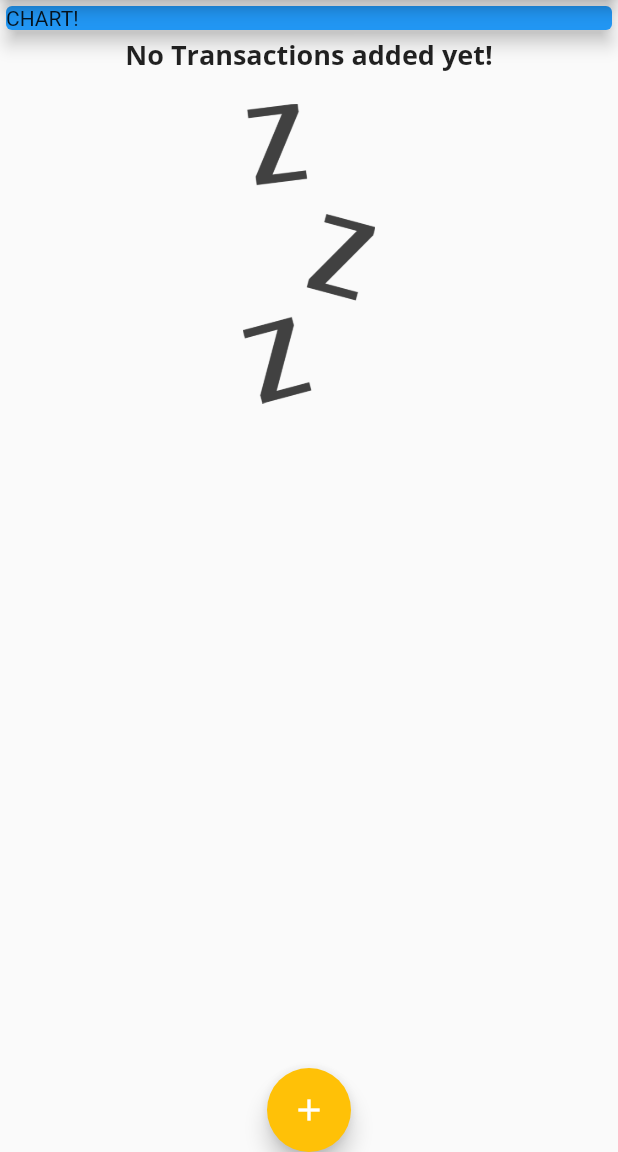
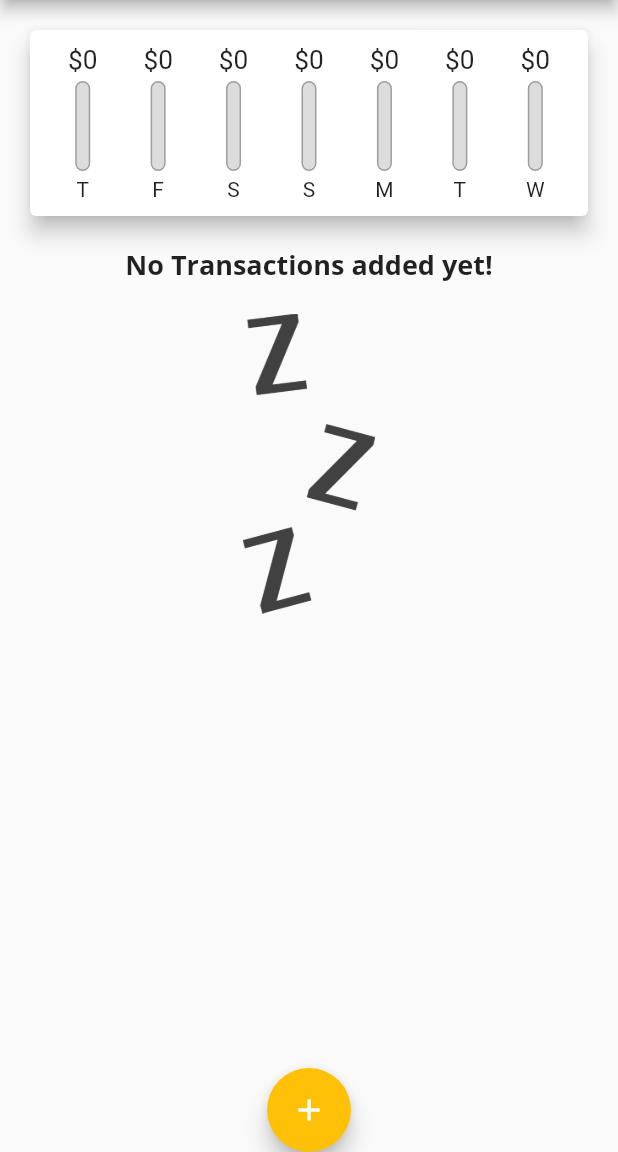
Before and after one commit to vtmonilgandhi/Flutter-Demos, a Flutter app: the screen it shows after launch, on a phone screen of 412 x 824 dp, the part 84-1236 px from its top. Run offline on Flutter 3.47's test engine with Material 2 defaults, Android fonts, the phone set to English and light mode, and no system bars; our stand-ins replace camera, firebase_database, shared_preferences, sqflite; accounts and stored records are empty; project files that could hold a hidden picture were left out.

Commit message:
Implement chart module

```diff
--- a/expanse_planner/lib/main.dart
+++ b/expanse_planner/lib/main.dart
@@ -1,3 +1,4 @@
+import 'package:expanse_planner/widgets/chart.dart';
 import 'package:expanse_planner/widgets/new_transaction.dart';
 import 'package:expanse_planner/widgets/transaction_list.dart';
 import 'package:flutter/material.dart';
@@ -61,6 +62,13 @@
 class _MyHomePageState extends State<MyHomePage> {
   final List<Transaction> _userTransactions = [];
 
+  List<Transaction> get _recentTransactions {
+    return _userTransactions
+        .where((tx) =>
+            tx.date.isAfter(DateTime.now().subtract(const Duration(days: 7))))
+        .toList();
+  }
+
   void _addNewTransaction(String txTitle, double txAmount) {
     final newTx = Transaction(
         id: DateTime.now().toString(),
@@ -102,14 +110,7 @@
           // mainAxisAlignment: MainAxisAlignment.spaceAround,
           crossAxisAlignment: CrossAxisAlignment.stretch,
           children: [
-            const SizedBox(
-              width: double.infinity,
-              child: Card(
-                color: Colors.blue,
-                elevation: 5,
-                child: Text('CHART!'),
-              ),
-            ),
+            Chart(recentTransactions: _recentTransactions),
             TransactionList(_userTransactions)
           ],
         ),
--- /dev/null
+++ b/expanse_planner/lib/widgets/chart.dart
@@ -0,0 +1,55 @@
+import 'package:expanse_planner/models/transaction.dart';
+import 'package:expanse_planner/widgets/chart_bar.dart';
+import 'package:flutter/material.dart';
+import 'package:intl/intl.dart';
+
+class Chart extends StatelessWidget {
+  final List<Transaction> recentTransactions;
+
+  List<Map<String, dynamic>> get groupedTransactionValues {
+    return List.generate(7, (index) {
+      final weekDay = DateTime.now().subtract(Duration(days: index));
+      double totalSum = 0.0;
+
+      for (var i = 0; i < recentTransactions.length; i++) {
+        if (recentTransactions[i].date.day == weekDay.day &&
+            recentTransactions[i].date.month == weekDay.month &&
+            recentTransactions[i].date.year == weekDay.year) {
+          totalSum += recentTransactions[i].amount;
+        }
+      }
+      return {
+        'day': DateFormat.E().format(weekDay).substring(0, 1),
+        'amount': totalSum
+      };
+    }).reversed.toList();
+  }
+
+  double get totalSpending {
+    return groupedTransactionValues.fold(
+        0.0, (sum, item) => sum + (item['amount'] as double));
+  }
+
+  const Chart({super.key, required this.recentTransactions});
+
+  @override
+  Widget build(BuildContext context) {
+    return Card(
+      elevation: 6,
+      margin: const EdgeInsets.all(20),
+      child: Padding(
+        padding: const EdgeInsets.all(10),
+        child: Row(
+          mainAxisAlignment: MainAxisAlignment.spaceAround,
+          children: groupedTransactionValues.map((data) {
+            return Flexible(
+              fit: FlexFit.tight,
+              child: ChartBar(data['day'], data['amount'],
+                  totalSpending == 0.0 ? 0.0 : data['amount'] / totalSpending),
+            );
+          }).toList(),
+        ),
+      ),
+    );
+  }
+}
--- /dev/null
+++ b/expanse_planner/lib/widgets/chart_bar.dart
@@ -0,0 +1,51 @@
+import 'package:flutter/material.dart';
+
+class ChartBar extends StatelessWidget {
+  final String label;
+  final double spendingAmount;
+  final double sepndingPctToal;
+
+  const ChartBar(this.label, this.spendingAmount, this.sepndingPctToal,
+      {super.key});
+
+  @override
+  Widget build(BuildContext context) {
+    return Column(
+      children: [
+        Container(
+            height: 20,
+            child: FittedBox(
+                child: Text('\$${spendingAmount.toStringAsFixed(0)}'))),
+        const SizedBox(
+          height: 4,
+        ),
+        SizedBox(
+          height: 60,
+          width: 10,
+          child: Stack(
+            children: [
+              Container(
+                decoration: BoxDecoration(
+                    border: Border.all(color: Colors.grey, width: 1),
+                    color: const Color.fromRGBO(220, 220, 220, 1),
+                    borderRadius: BorderRadius.circular(10)),
+              ),
+              FractionallySizedBox(
+                heightFactor: sepndingPctToal,
+                child: Container(
+                  decoration: BoxDecoration(
+                      color: Theme.of(context).primaryColor,
+                      borderRadius: BorderRadius.circular(10)),
+                ),
+              )
+            ],
+          ),
+        ),
+        const SizedBox(
+          height: 4,
+        ),
+        Text(label),
+      ],
+    );
+  }
+}
--- a/expanse_planner/lib/widgets/transaction_list.dart
+++ b/expanse_planner/lib/widgets/transaction_list.dart
@@ -30,33 +30,25 @@
           : ListView.builder(
               itemBuilder: (ctx, index) {
                 return Card(
-                  child: Row(
-                    children: [
-                      Container(
-                        margin: const EdgeInsets.symmetric(
-                            vertical: 10, horizontal: 15),
-                        decoration: BoxDecoration(
-                            border: Border.all(
-                                color: Theme.of(context).primaryColor,
-                                width: 2)),
-                        padding: const EdgeInsets.all(10),
-                        child: Text(
-                            '\$${transactions[index].amount.toStringAsFixed(2)}',
-                            style: Theme.of(context).textTheme.headline6),
+                  elevation: 5,
+                  margin:
+                      const EdgeInsets.symmetric(vertical: 8, horizontal: 5),
+                  child: ListTile(
+                    leading: CircleAvatar(
+                      backgroundColor: Theme.of(context).primaryColor,
+                      radius: 30,
+                      child: Padding(
+                        padding: const EdgeInsets.all(6),
+                        child: FittedBox(
+                            child: Text('\$${transactions[index].amount}')),
                       ),
-                      Column(
-                        crossAxisAlignment: CrossAxisAlignment.start,
-                        children: [
-                          Text(transactions[index].title,
-                              style: const TextStyle(
-                                  fontWeight: FontWeight.bold, fontSize: 16)),
-                          Text(
-                              DateFormat.yMMMd()
-                                  .format(transactions[index].date),
-                              style: const TextStyle(color: Colors.grey))
-                        ],
-                      )
-                    ],
+                    ),
+                    title: Text(
+                      transactions[index].title,
+                      style: Theme.of(context).textTheme.headline6,
+                    ),
+                    subtitle: Text(
+                        DateFormat.yMMMd().format(transactions[index].date)),
                   ),
                 );
               },
```
